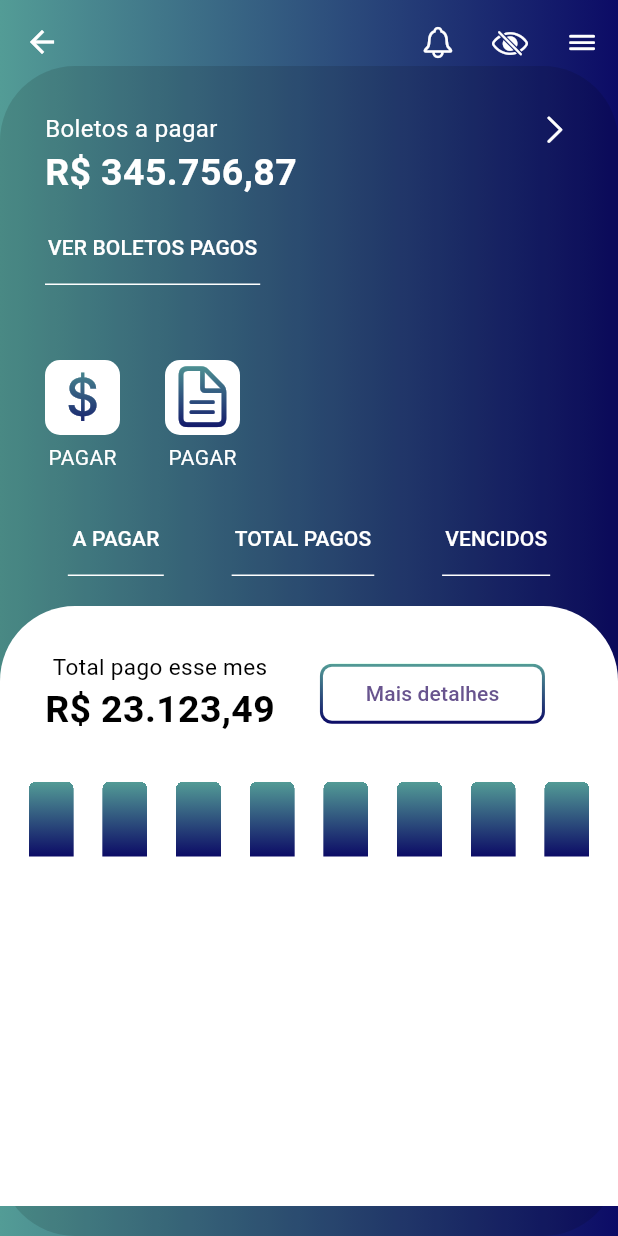
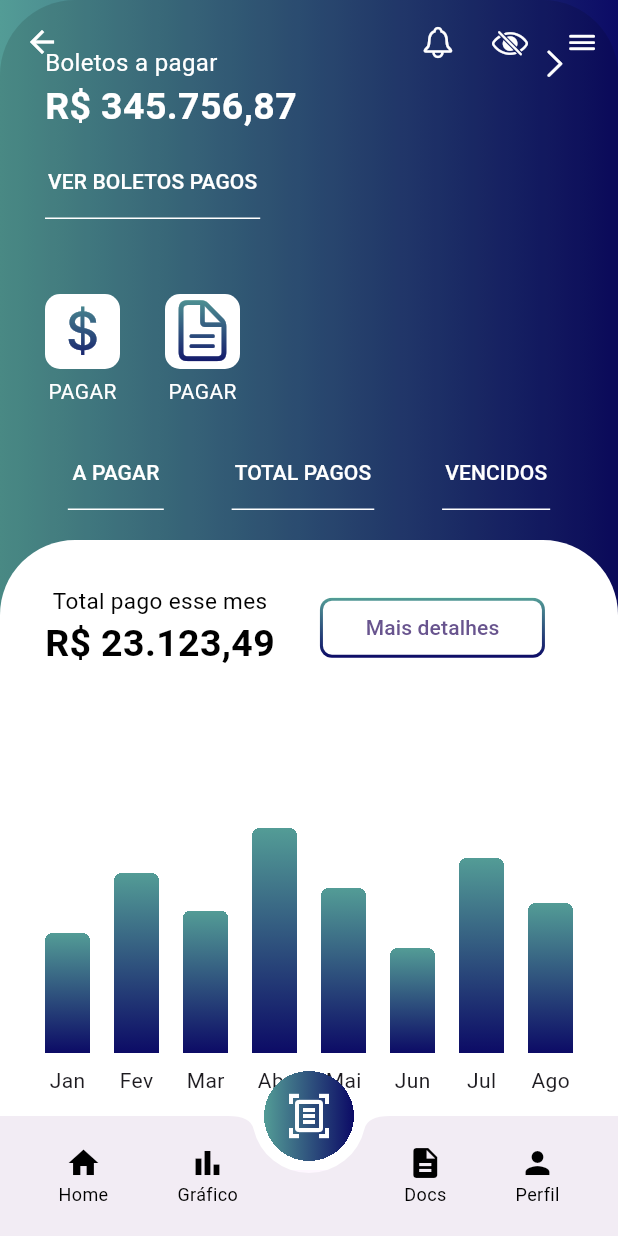
Before and after one commit to devbozi/adm_boletos, a Flutter app: the App screen opened directly, on a phone screen of 412 x 824 dp. Run offline on Flutter 3.47's test engine with Material 3 defaults, Android fonts, the phone set to English and light mode, and no system bars.

Commit message:
beta 0.16

```diff
--- a/lib/Components/coluna_dados.dart
+++ b/lib/Components/coluna_dados.dart
@@ -1,25 +1,65 @@
 import 'package:adm_boletos/components/colors.dart';
 import 'package:flutter/material.dart';
 
-class ColumnDados extends StatelessWidget {
+class ColumnDados extends StatefulWidget {
+  const ColumnDados({super.key});
 
-  const ColumnDados({
-    super.key,
-  });
+  @override
+  State<ColumnDados> createState() => _ColumnDadosState();
+}
+
+class _ColumnDadosState extends State<ColumnDados> {
+  final List<Map<String, dynamic>> dados = [
+    {'mes': 'Jan', 'valor': 800.0},
+    {'mes': 'Fev', 'valor': 1200.0},
+    {'mes': 'Mar', 'valor': 950.0},
+    {'mes': 'Abr', 'valor': 1500.0},
+    {'mes': 'Mai', 'valor': 1100.0},
+    {'mes': 'Jun', 'valor': 700.0},
+    {'mes': 'Jul', 'valor': 1300.0},
+    {'mes': 'Ago', 'valor': 1000.0},
+  ];
+
+  final double fatorEscala = 0.1;
 
   @override
   Widget build(BuildContext context) {
-    return Container(
+    return Center(
+      child: SingleChildScrollView(
+        scrollDirection: Axis.horizontal,
+        child: Row(
+          crossAxisAlignment: CrossAxisAlignment.end,
+          children:
+              dados.map((item) {
+                double altura = item['valor'] * fatorEscala;
+                return Padding(
+                  padding: const EdgeInsets.symmetric(horizontal: 8.0),
+                  child: Column(
+                    mainAxisAlignment: MainAxisAlignment.end,
+                    children: [
+                      SizedBox(height: 8),
+                      AnimatedContainer(
+                        duration: Duration(milliseconds: 600),
+                        curve: Curves.easeInOut,
                         width: 30,
-      height: 50,
                         clipBehavior: Clip.hardEdge,
+                        height: altura,
                         decoration: BoxDecoration(
                           borderRadius: BorderRadius.only(
                             topLeft: Radius.circular(5),
-          topRight: Radius.circular(5),
+                            topRight: Radius.circular(5)
                           ),
                         ),
                         child: ColorFundoIconTopBotton(),
+                      ),
+                      SizedBox(height: 8),
+                      Text(item['mes']),
+                    ],
+                  ),
+                );
+              }).toList(),
+        ),
+      ),
     );
   }
 }
--- a/lib/app.dart
+++ b/lib/app.dart
@@ -2,12 +2,20 @@ import 'package:adm_boletos/components/button_text.dart';
 import 'package:adm_boletos/components/colors.dart';
 import 'package:adm_boletos/components/icons_app.dart';
 import 'package:adm_boletos/screen_parts/app_bar.dart';
+import 'package:adm_boletos/screen_parts/bottom_bar_screen.dart';
 import 'package:adm_boletos/screen_parts/header_app.dart';
 import 'package:adm_boletos/screen_parts/low_part_screen.dart';
 import 'package:flutter/material.dart';
 
-class App extends StatelessWidget {
+class App extends StatefulWidget {
   const App({super.key});
+
+  @override
+  State<App> createState() => _AppState();
+}
+
+class _AppState extends State<App> {
+  int currentIndex = 2;
 
   @override
   Widget build(BuildContext context) {
@@ -43,6 +51,42 @@ class App extends StatelessWidget {
           ),
         ),
       ),
+      bottomNavigationBar: CustomBottomNavigationBar(
+        currentIndex: currentIndex,
+        onItemSelected: (index) {
+          setState(() {
+            currentIndex = index;
+          });
+        },
+        onCentralButtonPressed: () {
+          setState(() {
+            currentIndex = 2;
+          });
+        },
+      ),
+      floatingActionButtonLocation: FloatingActionButtonLocation.centerDocked,
+      floatingActionButton: Container(
+        width: 60,
+        height: 60,
+        clipBehavior: Clip.hardEdge,
+        decoration: const BoxDecoration(
+          shape: BoxShape.circle,
+        ),
+        child: ColorFundoIcon(
+          child: IconButton(
+          icon: const Icon(
+            Icons.document_scanner_outlined,
+            color: Colors.white,
+            size: 32,
+          ),
+          onPressed: () {
+            setState(() {
+              currentIndex = 2;
+            });
+          },
+        ),
+        ),
+      ),
     );
   }
 }
--- /dev/null
+++ b/lib/screen_parts/bottom_bar_screen.dart
@@ -0,0 +1,55 @@
+import 'package:flutter/material.dart';
+
+class CustomBottomNavigationBar extends StatelessWidget {
+  final int currentIndex;
+  final Function(int) onItemSelected;
+  final VoidCallback onCentralButtonPressed;
+
+  const CustomBottomNavigationBar({
+    super.key,
+    required this.currentIndex,
+    required this.onItemSelected,
+    required this.onCentralButtonPressed,
+  });
+
+  @override
+  Widget build(BuildContext context) {
+    return BottomAppBar(
+      shape: const CircularNotchedRectangle(),
+      notchMargin: 8,
+      child: Row(
+        mainAxisAlignment: MainAxisAlignment.spaceAround,
+        children: [
+          _buildNavItem(Icons.home, 'Home', 0),
+          _buildNavItem(Icons.bar_chart, 'Gráfico', 1),
+          const SizedBox(width: 35), // espaço para o botão central
+          _buildNavItem(Icons.description, 'Docs', 3),
+          _buildNavItem(Icons.person, 'Perfil', 4),
+        ],
+      ),
+    );
+  }
+
+  Widget _buildNavItem(IconData icon, String label, int index) {
+    final isSelected = currentIndex == index;
+    return GestureDetector(
+      onTap: () => onItemSelected(index),
+      child: Padding(
+        padding: const EdgeInsets.symmetric(vertical: 5.0, horizontal: 8),
+        child: Column(
+          mainAxisSize: MainAxisSize.min,
+          children: [
+            Icon(icon, color: isSelected ? const Color(0xff539c96) : Colors.black),
+            Text(
+              label,
+              style: TextStyle(
+                color: isSelected ? Color(0xff539c96) : Colors.black,
+                fontSize: 12,
+              ),
+            ),
+          ],
+        ),
+      ),
+    );
+  }
+}
--- a/lib/screen_parts/low_part_screen.dart
+++ b/lib/screen_parts/low_part_screen.dart
@@ -1,4 +1,3 @@
-import 'package:adm_boletos/components/colors.dart';
 import 'package:adm_boletos/components/coluna_dados.dart';
 import 'package:adm_boletos/components/gradient_button.dart';
 import 'package:adm_boletos/components/texts.dart';
@@ -11,7 +10,7 @@ class LowPartApp extends StatelessWidget {
   Widget build(BuildContext context) {
     return Container(
       width: double.infinity,
-      height: 400,
+      height:420,
       decoration: BoxDecoration(
         color: Colors.white,
         borderRadius: BorderRadius.only(
@@ -20,6 +19,7 @@ class LowPartApp extends StatelessWidget {
         ),
       ),
       child: Column(
+        mainAxisAlignment: MainAxisAlignment.spaceBetween,
         children: [
           Row(
             children: [
@@ -45,19 +45,17 @@ class LowPartApp extends StatelessWidget {
               ButtonBorderGradient(),
             ],
           ),
-          Row(
-            mainAxisAlignment: MainAxisAlignment.spaceEvenly,
-            crossAxisAlignment: CrossAxisAlignment.end,
-            children: [
-              ColumnDados(),
-              ColumnDados(),
-              ColumnDados(),
-              ColumnDados(),
-              ColumnDados(),
-              ColumnDados(),
-              ColumnDados(),
-              ColumnDados(),
-            ],
+          Padding(
+            padding: const EdgeInsets.only(
+              bottom: 50,
+            ),
+            child: Row(
+              mainAxisAlignment: MainAxisAlignment.spaceEvenly,
+              crossAxisAlignment: CrossAxisAlignment.end,
+              children: [
+                ColumnDados(),
+              ],
+            ),
           ),
         ],
       ),
```
Lines whose indentation alone changed are shown as unchanged.
